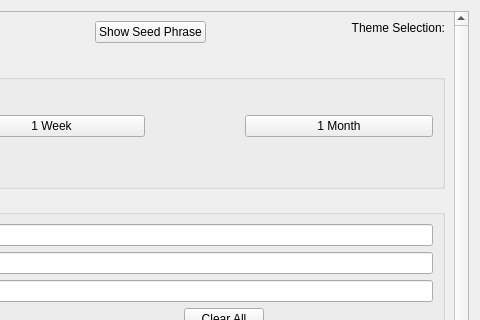
nashsclay/DAPSCoin, file src/qt/forms/optionspage.ui: the form before one commit; both pictures show x 363 to 843 and y 0 to 320 of the 843 by 533 pixel window.
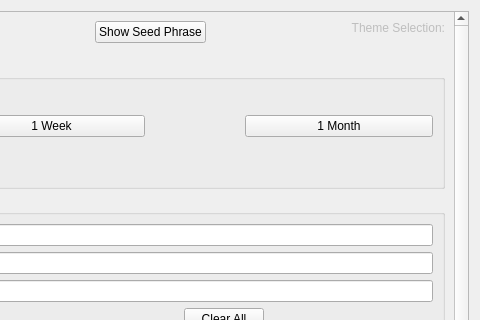
The form after the commit. Custom widgets are drawn as their Qt base class.

Commit message: Disable Theme toggle (to be removed)

Patch:
```diff
--- a/src/qt/forms/optionspage.ui
+++ b/src/qt/forms/optionspage.ui
@@ -135,6 +135,9 @@
            </property>
            <item alignment="Qt::AlignRight">
             <widget class="QLabel" name="labelTheme">
+             <property name="enabled">
+              <bool>false</bool>
+             </property>
              <property name="sizePolicy">
               <sizepolicy hsizetype="Preferred" vsizetype="Maximum">
                <horstretch>0</horstretch>
```
Left out of the diff: 3 changed lines with no effect on the pictures.
